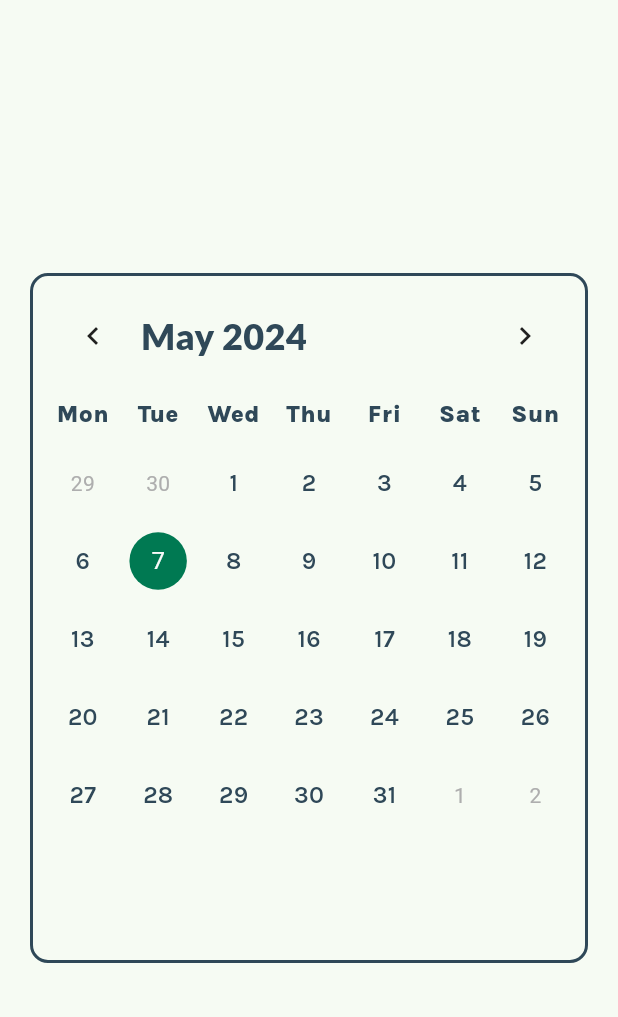
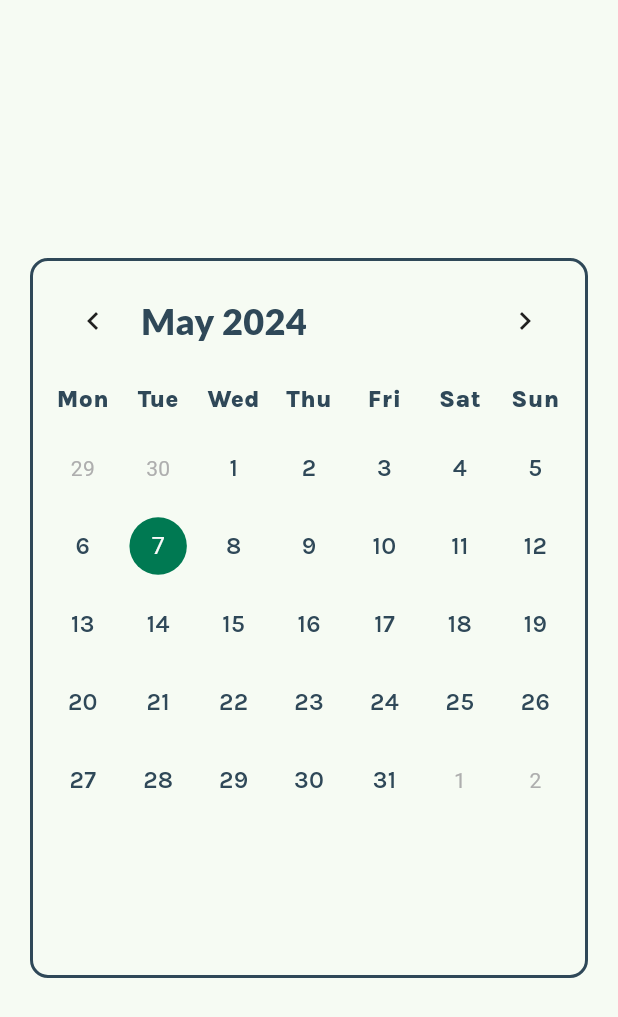
Before and after one commit to IgnacyBerent/Flutter-Vaccination_Managment_App, a Flutter app: the CalendarScreen widget shown alone on an empty page, opened directly, on a phone screen of 412 x 824 dp. Shown: the top 1017 px of the screen. Run offline on Flutter 3.47's test engine with Material 3 defaults, Android fonts, the light colour scheme and no system bars; drawn by our look-alikes of table_calendar; our stand-ins replace firebase_core, firebase_messaging, flutter_secure_storage, google_fonts; missing offline and left inert: jaguar_jwt; accounts and stored records are empty; network calls fail.

Commit message:
Fixing calendar screen size to display it properly

```diff
--- a/lib/views/calendar_screen/calendar_screen.dart
+++ b/lib/views/calendar_screen/calendar_screen.dart
@@ -41,7 +41,7 @@ class _CalendarScreenState extends State<CalendarScreen> {
       child: Center(
         child: Container(
           padding: const EdgeInsets.all(8),
-          height: 460,
+          height: 480,
           decoration: BoxDecoration(
             border: Border.all(
               color: const Color(0xFF2F4858),
```
